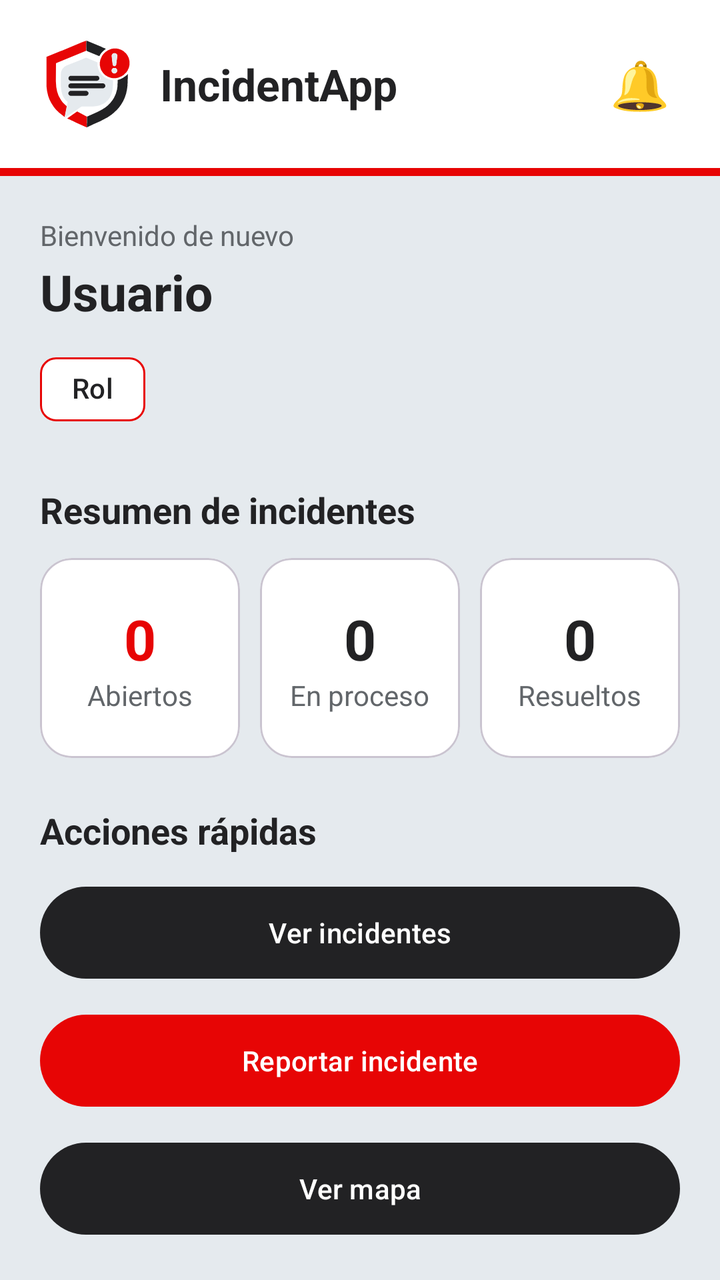
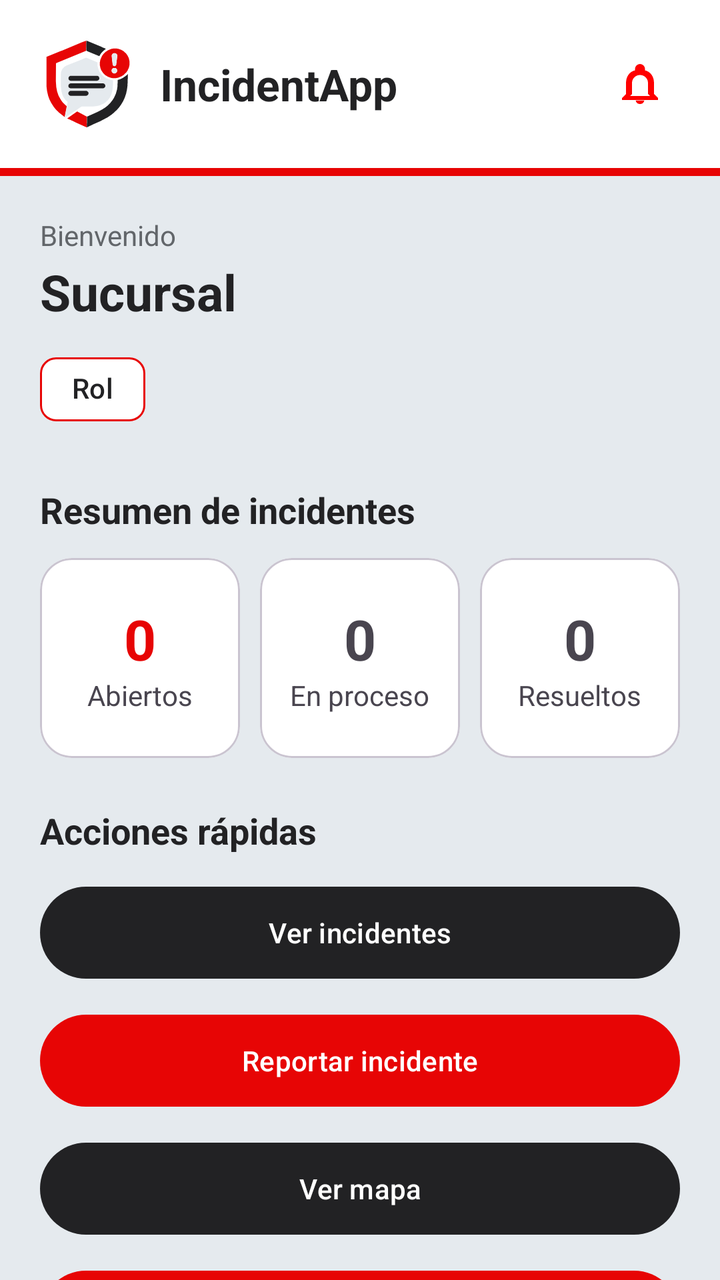

Before-and-after screenshots of an Android layout around one commit, followed by the original layout XML and the change that was made.
<!-- AndroidManifest.xml: application theme Theme.IncidentApp -->
<!-- res/layout/fragment_home.xml -->
<?xml version="1.0" encoding="utf-8"?>
<androidx.core.widget.NestedScrollView xmlns:android="http://schemas.android.com/apk/res/android" xmlns:app="http://schemas.android.com/apk/res-auto" xmlns:tools="http://schemas.android.com/tools" android:layout_width="match_parent" android:layout_height="match_parent" android:background="@color/incidentapp_light" android:fillViewport="true" tools:context=".ui.home.HomeFragment">
    <LinearLayout android:layout_width="match_parent" android:layout_height="wrap_content" android:orientation="vertical">
        <LinearLayout android:layout_width="match_parent" android:layout_height="84dp" android:background="@color/white" android:gravity="center_vertical" android:orientation="horizontal" android:paddingStart="20dp" android:paddingEnd="12dp">
            <ImageView android:layout_width="48dp" android:layout_height="48dp" android:src="@drawable/logo_incidentapp_v2" android:contentDescription="@string/logo_incidentapp" />
            <TextView android:layout_width="0dp" android:layout_height="wrap_content" android:layout_weight="1" android:layout_marginStart="12dp" android:text="IncidentApp" android:textColor="@color/incidentapp_dark" android:textSize="22sp" android:textStyle="bold" />
            <FrameLayout android:id="@+id/contenedorNotificaciones" android:layout_width="56dp" android:layout_height="56dp">
                <com.google.android.material.button.MaterialButton android:id="@+id/btnNotificaciones" style="@style/Widget.Material3.Button.TextButton" android:layout_width="56dp" android:layout_height="56dp" android:text="🔔" android:textSize="24sp" android:textAllCaps="false" />
                <TextView android:id="@+id/tvBadgeNotificaciones" android:layout_width="22dp" android:layout_height="22dp" android:layout_gravity="top|end" android:background="@drawable/bg_badge_red" android:gravity="center" android:text="0" android:textColor="@color/white" android:textSize="11sp" android:textStyle="bold" android:visibility="gone" />
            </FrameLayout>
        </LinearLayout>
        <View android:layout_width="match_parent" android:layout_height="4dp" android:background="@color/incidentapp_red" />
        <LinearLayout android:layout_width="match_parent" android:layout_height="wrap_content" android:orientation="vertical" android:padding="20dp">
            <TextView android:layout_width="wrap_content" android:layout_height="wrap_content" android:text="@string/bienvenido_de_nuevo" android:textColor="@color/text_secondary" />
            <TextView android:id="@+id/tvUsuario" android:layout_width="match_parent" android:layout_height="wrap_content" android:layout_marginTop="2dp" android:text="Usuario" android:textColor="@color/incidentapp_dark" android:textSize="25sp" android:textStyle="bold" />
            <com.google.android.material.chip.Chip android:id="@+id/tvRol" android:layout_width="wrap_content" android:layout_height="wrap_content" android:layout_marginTop="8dp" android:text="Rol" app:chipBackgroundColor="@color/white" app:chipStrokeColor="@color/incidentapp_red" app:chipStrokeWidth="1dp" />
            <com.google.android.material.progressindicator.LinearProgressIndicator android:id="@+id/progressHome" android:layout_width="match_parent" android:layout_height="wrap_content" android:layout_marginTop="16dp" android:visibility="gone" app:indicatorColor="@color/incidentapp_red" />
            <TextView android:id="@+id/tvTituloResumen" android:layout_width="wrap_content" android:layout_height="wrap_content" android:layout_marginTop="24dp" android:text="@string/resumen_incidentes" android:textColor="@color/incidentapp_dark" android:textSize="18sp" android:textStyle="bold" />
            <LinearLayout android:id="@+id/contenedorResumenIncidentes" android:layout_width="match_parent" android:layout_height="wrap_content" android:layout_marginTop="12dp" android:orientation="horizontal">
                <com.google.android.material.card.MaterialCardView android:layout_width="0dp" android:layout_height="100dp" android:layout_weight="1" android:layout_marginEnd="5dp" app:cardBackgroundColor="@color/white" app:cardCornerRadius="16dp"><LinearLayout android:layout_width="match_parent" android:layout_height="match_parent" android:gravity="center" android:orientation="vertical"><TextView android:id="@+id/tvCantidadAbiertos" android:layout_width="wrap_content" android:layout_height="wrap_content" android:text="0" android:textColor="@color/incidentapp_red" android:textSize="28sp" android:textStyle="bold"/><TextView android:layout_width="wrap_content" android:layout_height="wrap_content" android:text="Abiertos" android:textColor="@color/text_secondary"/></LinearLayout></com.google.android.material.card.MaterialCardView>
                <com.google.android.material.card.MaterialCardView android:layout_width="0dp" android:layout_height="100dp" android:layout_weight="1" android:layout_marginStart="5dp" android:layout_marginEnd="5dp" app:cardBackgroundColor="@color/white" app:cardCornerRadius="16dp"><LinearLayout android:layout_width="match_parent" android:layout_height="match_parent" android:gravity="center" android:orientation="vertical"><TextView android:id="@+id/tvCantidadProceso" android:layout_width="wrap_content" android:layout_height="wrap_content" android:text="0" android:textColor="@color/incidentapp_dark" android:textSize="28sp" android:textStyle="bold"/><TextView android:layout_width="wrap_content" android:layout_height="wrap_content" android:text="En proceso" android:textColor="@color/text_secondary"/></LinearLayout></com.google.android.material.card.MaterialCardView>
                <com.google.android.material.card.MaterialCardView android:layout_width="0dp" android:layout_height="100dp" android:layout_weight="1" android:layout_marginStart="5dp" app:cardBackgroundColor="@color/white" app:cardCornerRadius="16dp"><LinearLayout android:layout_width="match_parent" android:layout_height="match_parent" android:gravity="center" android:orientation="vertical"><TextView android:id="@+id/tvCantidadResueltos" android:layout_width="wrap_content" android:layout_height="wrap_content" android:text="0" android:textColor="@color/incidentapp_dark" android:textSize="28sp" android:textStyle="bold"/><TextView android:layout_width="wrap_content" android:layout_height="wrap_content" android:text="Resueltos" android:textColor="@color/text_secondary"/></LinearLayout></com.google.android.material.card.MaterialCardView>
            </LinearLayout>
            <TextView android:layout_width="wrap_content" android:layout_height="wrap_content" android:layout_marginTop="24dp" android:text="Acciones rápidas" android:textColor="@color/incidentapp_dark" android:textSize="18sp" android:textStyle="bold" />
            <com.google.android.material.button.MaterialButton android:id="@+id/btnVerIncidentes" android:layout_width="match_parent" android:layout_height="54dp" android:layout_marginTop="12dp" android:text="Ver incidentes" android:textAllCaps="false" app:backgroundTint="@color/incidentapp_dark" />
            <com.google.android.material.button.MaterialButton android:id="@+id/btnNuevoIncidente" android:layout_width="match_parent" android:layout_height="54dp" android:layout_marginTop="10dp" android:text="Reportar incidente" android:textAllCaps="false" app:backgroundTint="@color/incidentapp_red" />
            <com.google.android.material.button.MaterialButton android:id="@+id/btnVerMapa" android:layout_width="match_parent" android:layout_height="54dp" android:layout_marginTop="10dp" android:text="Ver mapa" android:textAllCaps="false" app:backgroundTint="@color/incidentapp_dark" />
            <com.google.android.material.button.MaterialButton android:id="@+id/btnGestionEmpresas" android:layout_width="match_parent" android:layout_height="54dp" android:layout_marginTop="10dp" android:text="Gestionar empresas" android:textAllCaps="false" android:visibility="gone" app:backgroundTint="@color/incidentapp_dark" />
            <com.google.android.material.button.MaterialButton android:id="@+id/btnRegistrarSucursal" android:layout_width="match_parent" android:layout_height="54dp" android:layout_marginTop="10dp" android:text="Gestionar sucursales" android:textAllCaps="false" android:visibility="gone" app:backgroundTint="@color/incidentapp_dark" />
            <com.google.android.material.button.MaterialButton android:id="@+id/btnRegistrarUsuario" android:layout_width="match_parent" android:layout_height="54dp" android:layout_marginTop="10dp" android:text="Gestionar usuarios" android:textAllCaps="false" android:visibility="gone" app:backgroundTint="@color/incidentapp_dark" />
            <com.google.android.material.button.MaterialButton android:id="@+id/btnGestionActivos" android:layout_width="match_parent" android:layout_height="54dp" android:layout_marginTop="10dp" android:text="Gestionar Activos TI" android:textAllCaps="false" android:visibility="gone" app:backgroundTint="@color/incidentapp_dark" />
            <com.google.android.material.button.MaterialButton android:id="@+id/btnSolicitudesAnulacion" android:layout_width="match_parent" android:layout_height="54dp" android:layout_marginTop="10dp" android:text="Incidentes por anular" android:textAllCaps="false" android:visibility="gone" app:backgroundTint="@color/incidentapp_red" />
            <com.google.android.material.button.MaterialButton android:id="@+id/btnCerrarSesion" style="@style/Widget.Material3.Button.OutlinedButton" android:layout_width="match_parent" android:layout_height="54dp" android:layout_marginTop="18dp" android:text="Cerrar sesión" android:textAllCaps="false" android:textColor="@color/incidentapp_red" app:strokeColor="@color/incidentapp_red" />
        </LinearLayout>
    </LinearLayout>
</androidx.core.widget.NestedScrollView>
<!-- resources referenced by this layout -->
<resources>
  <color name="incidentapp_dark">#222224</color>
  <color name="incidentapp_light">#E5EAEE</color>
  <color name="incidentapp_red">#E70505</color>
  <color name="text_secondary">#62666A</color>
  <color name="white">#FFFFFF</color>
  <!-- drawable bg_badge_red (drawable) -->
  <?xml version="1.0" encoding="utf-8"?>
  <shape xmlns:android="http://schemas.android.com/apk/res/android" android:shape="oval">
      <solid android:color="@color/incidentapp_red" />
  </shape>
  <!-- drawable logo_incidentapp_v2: vector/xml drawable (drawable, 7765 chars, omitted) -->
  <string name="bienvenido_de_nuevo">Bienvenido de nuevo</string>
  <string name="logo_incidentapp">Logo de IncidentApp</string>
  <string name="resumen_incidentes">Resumen de incidentes</string>
  <style name="Theme.IncidentApp" parent="Base.Theme.IncidentApp" />
  <style name="Base.Theme.IncidentApp" parent="Theme.Material3.Light.NoActionBar">
          <item name="colorPrimary">@color/incidentapp_red</item>
          <item name="colorOnPrimary">@color/white</item>
          <item name="colorSecondary">@color/incidentapp_dark</item>
          <item name="colorSurface">@color/white</item>
          <item name="colorOnSurface">@color/incidentapp_dark</item>
          <item name="android:windowLightStatusBar">true</item>
          <item name="android:statusBarColor">@color/incidentapp_light</item>
          <item name="android:navigationBarColor">@color/incidentapp_light</item>
      </style>
</resources>

<!-- the commit's change to res/layout/fragment_home.xml (unified diff, before → after) -->
@@ -1,36 +1,8 @@
 <?xml version="1.0" encoding="utf-8"?>
-<androidx.core.widget.NestedScrollView xmlns:android="http://schemas.android.com/apk/res/android" xmlns:app="http://schemas.android.com/apk/res-auto" xmlns:tools="http://schemas.android.com/tools" android:layout_width="match_parent" android:layout_height="match_parent" android:background="@color/incidentapp_light" android:fillViewport="true" tools:context=".ui.home.HomeFragment">
-    <LinearLayout android:layout_width="match_parent" android:layout_height="wrap_content" android:orientation="vertical">
-        <LinearLayout android:layout_width="match_parent" android:layout_height="84dp" android:background="@color/white" android:gravity="center_vertical" android:orientation="horizontal" android:paddingStart="20dp" android:paddingEnd="12dp">
-            <ImageView android:layout_width="48dp" android:layout_height="48dp" android:src="@drawable/logo_incidentapp_v2" android:contentDescription="@string/logo_incidentapp" />
-            <TextView android:layout_width="0dp" android:layout_height="wrap_content" android:layout_weight="1" android:layout_marginStart="12dp" android:text="IncidentApp" android:textColor="@color/incidentapp_dark" android:textSize="22sp" android:textStyle="bold" />
-            <FrameLayout android:id="@+id/contenedorNotificaciones" android:layout_width="56dp" android:layout_height="56dp">
-                <com.google.android.material.button.MaterialButton android:id="@+id/btnNotificaciones" style="@style/Widget.Material3.Button.TextButton" android:layout_width="56dp" android:layout_height="56dp" android:text="🔔" android:textSize="24sp" android:textAllCaps="false" />
-                <TextView android:id="@+id/tvBadgeNotificaciones" android:layout_width="22dp" android:layout_height="22dp" android:layout_gravity="top|end" android:background="@drawable/bg_badge_red" android:gravity="center" android:text="0" android:textColor="@color/white" android:textSize="11sp" android:textStyle="bold" android:visibility="gone" />
-            </FrameLayout>
-        </LinearLayout>
-        <View android:layout_width="match_parent" android:layout_height="4dp" android:background="@color/incidentapp_red" />
-        <LinearLayout android:layout_width="match_parent" android:layout_height="wrap_content" android:orientation="vertical" android:padding="20dp">
-            <TextView android:layout_width="wrap_content" android:layout_height="wrap_content" android:text="@string/bienvenido_de_nuevo" android:textColor="@color/text_secondary" />
-            <TextView android:id="@+id/tvUsuario" android:layout_width="match_parent" android:layout_height="wrap_content" android:layout_marginTop="2dp" android:text="Usuario" android:textColor="@color/incidentapp_dark" android:textSize="25sp" android:textStyle="bold" />
-            <com.google.android.material.chip.Chip android:id="@+id/tvRol" android:layout_width="wrap_content" android:layout_height="wrap_content" android:layout_marginTop="8dp" android:text="Rol" app:chipBackgroundColor="@color/white" app:chipStrokeColor="@color/incidentapp_red" app:chipStrokeWidth="1dp" />
-            <com.google.android.material.progressindicator.LinearProgressIndicator android:id="@+id/progressHome" android:layout_width="match_parent" android:layout_height="wrap_content" android:layout_marginTop="16dp" android:visibility="gone" app:indicatorColor="@color/incidentapp_red" />
-            <TextView android:id="@+id/tvTituloResumen" android:layout_width="wrap_content" android:layout_height="wrap_content" android:layout_marginTop="24dp" android:text="@string/resumen_incidentes" android:textColor="@color/incidentapp_dark" android:textSize="18sp" android:textStyle="bold" />
-            <LinearLayout android:id="@+id/contenedorResumenIncidentes" android:layout_width="match_parent" android:layout_height="wrap_content" android:layout_marginTop="12dp" android:orientation="horizontal">
-                <com.google.android.material.card.MaterialCardView android:layout_width="0dp" android:layout_height="100dp" android:layout_weight="1" android:layout_marginEnd="5dp" app:cardBackgroundColor="@color/white" app:cardCornerRadius="16dp"><LinearLayout android:layout_width="match_parent" android:layout_height="match_parent" android:gravity="center" android:orientation="vertical"><TextView android:id="@+id/tvCantidadAbiertos" android:layout_width="wrap_content" android:layout_height="wrap_content" android:text="0" android:textColor="@color/incidentapp_red" android:textSize="28sp" android:textStyle="bold"/><TextView android:layout_width="wrap_content" android:layout_height="wrap_content" android:text="Abiertos" android:textColor="@color/text_secondary"/></LinearLayout></com.google.android.material.card.MaterialCardView>
-                <com.google.android.material.card.MaterialCardView android:layout_width="0dp" android:layout_height="100dp" android:layout_weight="1" android:layout_marginStart="5dp" android:layout_marginEnd="5dp" app:cardBackgroundColor="@color/white" app:cardCornerRadius="16dp"><LinearLayout android:layout_width="match_parent" android:layout_height="match_parent" android:gravity="center" android:orientation="vertical"><TextView android:id="@+id/tvCantidadProceso" android:layout_width="wrap_content" android:layout_height="wrap_content" android:text="0" android:textColor="@color/incidentapp_dark" android:textSize="28sp" android:textStyle="bold"/><TextView android:layout_width="wrap_content" android:layout_height="wrap_content" android:text="En proceso" android:textColor="@color/text_secondary"/></LinearLayout></com.google.android.material.card.MaterialCardView>
-                <com.google.android.material.card.MaterialCardView android:layout_width="0dp" android:layout_height="100dp" android:layout_weight="1" android:layout_marginStart="5dp" app:cardBackgroundColor="@color/white" app:cardCornerRadius="16dp"><LinearLayout android:layout_width="match_parent" android:layout_height="match_parent" android:gravity="center" android:orientation="vertical"><TextView android:id="@+id/tvCantidadResueltos" android:layout_width="wrap_content" android:layout_height="wrap_content" android:text="0" android:textColor="@color/incidentapp_dark" android:textSize="28sp" android:textStyle="bold"/><TextView android:layout_width="wrap_content" android:layout_height="wrap_content" android:text="Resueltos" android:textColor="@color/text_secondary"/></LinearLayout></com.google.android.material.card.MaterialCardView>
-            </LinearLayout>
-            <TextView android:layout_width="wrap_content" android:layout_height="wrap_content" android:layout_marginTop="24dp" android:text="Acciones rápidas" android:textColor="@color/incidentapp_dark" android:textSize="18sp" android:textStyle="bold" />
-            <com.google.android.material.button.MaterialButton android:id="@+id/btnVerIncidentes" android:layout_width="match_parent" android:layout_height="54dp" android:layout_marginTop="12dp" android:text="Ver incidentes" android:textAllCaps="false" app:backgroundTint="@color/incidentapp_dark" />
-            <com.google.android.material.button.MaterialButton android:id="@+id/btnNuevoIncidente" android:layout_width="match_parent" android:layout_height="54dp" android:layout_marginTop="10dp" android:text="Reportar incidente" android:textAllCaps="false" app:backgroundTint="@color/incidentapp_red" />
-            <com.google.android.material.button.MaterialButton android:id="@+id/btnVerMapa" android:layout_width="match_parent" android:layout_height="54dp" android:layout_marginTop="10dp" android:text="Ver mapa" android:textAllCaps="false" app:backgroundTint="@color/incidentapp_dark" />
-            <com.google.android.material.button.MaterialButton android:id="@+id/btnGestionEmpresas" android:layout_width="match_parent" android:layout_height="54dp" android:layout_marginTop="10dp" android:text="Gestionar empresas" android:textAllCaps="false" android:visibility="gone" app:backgroundTint="@color/incidentapp_dark" />
-            <com.google.android.material.button.MaterialButton android:id="@+id/btnRegistrarSucursal" android:layout_width="match_parent" android:layout_height="54dp" android:layout_marginTop="10dp" android:text="Gestionar sucursales" android:textAllCaps="false" android:visibility="gone" app:backgroundTint="@color/incidentapp_dark" />
-            <com.google.android.material.button.MaterialButton android:id="@+id/btnRegistrarUsuario" android:layout_width="match_parent" android:layout_height="54dp" android:layout_marginTop="10dp" android:text="Gestionar usuarios" android:textAllCaps="false" android:visibility="gone" app:backgroundTint="@color/incidentapp_dark" />
-            <com.google.android.material.button.MaterialButton android:id="@+id/btnGestionActivos" android:layout_width="match_parent" android:layout_height="54dp" android:layout_marginTop="10dp" android:text="Gestionar Activos TI" android:textAllCaps="false" android:visibility="gone" app:backgroundTint="@color/incidentapp_dark" />
-            <com.google.android.material.button.MaterialButton android:id="@+id/btnSolicitudesAnulacion" android:layout_width="match_parent" android:layout_height="54dp" android:layout_marginTop="10dp" android:text="Incidentes por anular" android:textAllCaps="false" android:visibility="gone" app:backgroundTint="@color/incidentapp_red" />
-            <com.google.android.material.button.MaterialButton android:id="@+id/btnCerrarSesion" style="@style/Widget.Material3.Button.OutlinedButton" android:layout_width="match_parent" android:layout_height="54dp" android:layout_marginTop="18dp" android:text="Cerrar sesión" android:textAllCaps="false" android:textColor="@color/incidentapp_red" app:strokeColor="@color/incidentapp_red" />
-        </LinearLayout>
-    </LinearLayout>
-</androidx.core.widget.NestedScrollView>
+<androidx.core.widget.NestedScrollView xmlns:android="http://schemas.android.com/apk/res/android" xmlns:app="http://schemas.android.com/apk/res-auto" android:layout_width="match_parent" android:layout_height="match_parent" android:background="@color/incidentapp_light" android:fillViewport="true"><LinearLayout android:layout_width="match_parent" android:layout_height="wrap_content" android:orientation="vertical">
+<LinearLayout android:layout_width="match_parent" android:layout_height="84dp" android:background="@color/white" android:gravity="center_vertical" android:paddingStart="20dp" android:paddingEnd="12dp"><ImageView android:layout_width="48dp" android:layout_height="48dp" android:src="@drawable/logo_incidentapp_v2" android:contentDescription="@string/logo_incidentapp"/><TextView android:layout_width="0dp" android:layout_height="wrap_content" android:layout_weight="1" android:layout_marginStart="12dp" android:text="IncidentApp" android:textColor="@color/incidentapp_dark" android:textSize="22sp" android:textStyle="bold"/><FrameLayout android:id="@+id/contenedorNotificaciones" android:layout_width="56dp" android:layout_height="56dp"><ImageButton android:id="@+id/btnNotificaciones" android:layout_width="56dp" android:layout_height="56dp" android:background="?attr/selectableItemBackgroundBorderless" android:padding="15dp" android:src="@drawable/ic_notification_2d" android:contentDescription="Notificaciones"/><TextView android:id="@+id/tvBadgeNotificaciones" android:layout_width="22dp" android:layout_height="22dp" android:layout_gravity="top|end" android:background="@drawable/bg_badge_red" android:gravity="center" android:text="0" android:textColor="@color/white" android:textSize="11sp" android:textStyle="bold" android:visibility="gone"/></FrameLayout></LinearLayout>
+<View android:layout_width="match_parent" android:layout_height="4dp" android:background="@color/incidentapp_red"/>
+<LinearLayout android:layout_width="match_parent" android:layout_height="wrap_content" android:orientation="vertical" android:padding="20dp"><TextView android:id="@+id/tvBienvenida" android:layout_width="match_parent" android:layout_height="wrap_content" android:text="Bienvenido" android:textColor="@color/text_secondary"/><TextView android:id="@+id/tvUsuario" android:layout_width="match_parent" android:layout_height="wrap_content" android:layout_marginTop="2dp" android:text="Sucursal" android:textColor="@color/incidentapp_dark" android:textSize="25sp" android:textStyle="bold"/><com.google.android.material.chip.Chip android:id="@+id/tvRol" android:layout_width="wrap_content" android:layout_height="wrap_content" android:layout_marginTop="8dp" android:text="Rol" app:chipBackgroundColor="@color/white" app:chipStrokeColor="@color/incidentapp_red" app:chipStrokeWidth="1dp"/><com.google.android.material.progressindicator.LinearProgressIndicator android:id="@+id/progressHome" android:layout_width="match_parent" android:layout_height="wrap_content" android:layout_marginTop="16dp" android:visibility="gone" app:indicatorColor="@color/incidentapp_red"/>
+<TextView android:id="@+id/tvTituloResumen" android:layout_width="wrap_content" android:layout_height="wrap_content" android:layout_marginTop="24dp" android:text="Resumen de incidentes" android:textColor="@color/incidentapp_dark" android:textSize="18sp" android:textStyle="bold"/><LinearLayout android:id="@+id/contenedorResumenIncidentes" android:layout_width="match_parent" android:layout_height="wrap_content" android:layout_marginTop="12dp" android:orientation="horizontal"><com.google.android.material.card.MaterialCardView android:layout_width="0dp" android:layout_height="100dp" android:layout_weight="1" android:layout_marginEnd="5dp" app:cardBackgroundColor="@color/white" app:cardCornerRadius="16dp"><LinearLayout android:layout_width="match_parent" android:layout_height="match_parent" android:gravity="center" android:orientation="vertical"><TextView android:id="@+id/tvCantidadAbiertos" android:layout_width="wrap_content" android:layout_height="wrap_content" android:text="0" android:textColor="@color/incidentapp_red" android:textSize="28sp" android:textStyle="bold"/><TextView android:layout_width="wrap_content" android:layout_height="wrap_content" android:text="Abiertos"/></LinearLayout></com.google.android.material.card.MaterialCardView><com.google.android.material.card.MaterialCardView android:layout_width="0dp" android:layout_height="100dp" android:layout_weight="1" android:layout_marginHorizontal="5dp" app:cardBackgroundColor="@color/white" app:cardCornerRadius="16dp"><LinearLayout android:layout_width="match_parent" android:layout_height="match_parent" android:gravity="center" android:orientation="vertical"><TextView android:id="@+id/tvCantidadProceso" android:layout_width="wrap_content" android:layout_height="wrap_content" android:text="0" android:textSize="28sp" android:textStyle="bold"/><TextView android:layout_width="wrap_content" android:layout_height="wrap_content" android:text="En proceso"/></LinearLayout></com.google.android.material.card.MaterialCardView><com.google.android.material.card.MaterialCardView android:layout_width="0dp" android:layout_height="100dp" android:layout_weight="1" android:layout_marginStart="5dp" app:cardBackgroundColor="@color/white" app:cardCornerRadius="16dp"><LinearLayout android:layout_width="match_parent" android:layout_height="match_parent" android:gravity="center" android:orientation="vertical"><TextView android:id="@+id/tvCantidadResueltos" android:layout_width="wrap_content" android:layout_height="wrap_content" android:text="0" android:textSize="28sp" android:textStyle="bold"/><TextView android:layout_width="wrap_content" android:layout_height="wrap_content" android:text="Resueltos"/></LinearLayout></com.google.android.material.card.MaterialCardView></LinearLayout>
+<TextView android:layout_width="wrap_content" android:layout_height="wrap_content" android:layout_marginTop="24dp" android:text="Acciones rápidas" android:textColor="@color/incidentapp_dark" android:textSize="18sp" android:textStyle="bold"/>
+<com.google.android.material.button.MaterialButton android:id="@+id/btnVerIncidentes" android:layout_width="match_parent" android:layout_height="54dp" android:layout_marginTop="12dp" android:text="Ver incidentes" android:textAllCaps="false" app:backgroundTint="@color/incidentapp_dark"/><com.google.android.material.button.MaterialButton android:id="@+id/btnNuevoIncidente" android:layout_width="match_parent" android:layout_height="54dp" android:layout_marginTop="10dp" android:text="Reportar incidente" android:textAllCaps="false" app:backgroundTint="@color/incidentapp_red"/><com.google.android.material.button.MaterialButton android:id="@+id/btnVerMapa" android:layout_width="match_parent" android:layout_height="54dp" android:layout_marginTop="10dp" android:text="Ver mapa" android:textAllCaps="false" app:backgroundTint="@color/incidentapp_dark"/><com.google.android.material.button.MaterialButton android:id="@+id/btnCompartirUbicacion" android:layout_width="match_parent" android:layout_height="54dp" android:layout_marginTop="10dp" android:text="Compartir mi ubicación" android:textAllCaps="false" android:visibility="gone" app:backgroundTint="@color/incidentapp_red"/><com.google.android.material.button.MaterialButton android:id="@+id/btnReportes" android:layout_width="match_parent" android:layout_height="54dp" android:layout_marginTop="10dp" android:text="Reportes y métricas" android:textAllCaps="false" android:visibility="gone" app:backgroundTint="@color/incidentapp_dark"/><com.google.android.material.button.MaterialButton android:id="@+id/btnGestionEmpresas" android:layout_width="match_parent" android:layout_height="54dp" android:layout_marginTop="10dp" android:text="Gestionar empresas" android:textAllCaps="false"/><com.google.android.material.button.MaterialButton android:id="@+id/btnRegistrarSucursal" android:layout_width="match_parent" android:layout_height="54dp" android:layout_marginTop="10dp" android:text="Gestionar sucursales" android:textAllCaps="false"/><com.google.android.material.button.MaterialButton android:id="@+id/btnRegistrarUsuario" android:layout_width="match_parent" android:layout_height="54dp" android:layout_marginTop="10dp" android:text="Gestionar usuarios" android:textAllCaps="false"/><com.google.android.material.button.MaterialButton android:id="@+id/btnGestionActivos" android:layout_width="match_parent" android:layout_height="54dp" android:layout_marginTop="10dp" android:text="Gestionar Activos TI" android:textAllCaps="false"/><com.google.android.material.button.MaterialButton android:id="@+id/btnSolicitudesAnulacion" android:layout_width="match_parent" android:layout_height="54dp" android:layout_marginTop="10dp" android:text="Incidentes por anular" android:textAllCaps="false"/><com.google.android.material.button.MaterialButton android:id="@+id/btnCerrarSesion" style="@style/Widget.Material3.Button.OutlinedButton" android:layout_width="match_parent" android:layout_height="54dp" android:layout_marginTop="26dp" android:text="Cerrar sesión" android:textColor="@color/incidentapp_red" android:textAllCaps="false" app:strokeColor="@color/incidentapp_red"/></LinearLayout></LinearLayout></androidx.core.widget.NestedScrollView>
<!-- resource entries referenced after the edit -->
@@ -10,10 +10,10 @@
   <shape xmlns:android="http://schemas.android.com/apk/res/android" android:shape="oval">
       <solid android:color="@color/incidentapp_red" />
   </shape>
+  <!-- drawable ic_notification_2d (drawable) -->
+  <vector xmlns:android="http://schemas.android.com/apk/res/android" android:width="24dp" android:height="24dp" android:viewportWidth="24" android:viewportHeight="24"><path android:fillColor="#FF0000" android:pathData="M12,22a2.2,2.2 0,0 0,2.15 -1.75h-4.3A2.2,2.2 0,0 0,12 22zM19,17v-5.5c0,-3.07 -1.64,-5.64 -4.5,-6.32V4.5a2.5,2.5 0,0 0,-5 0v0.68C6.63,5.86 5,8.42 5,11.5V17l-2,2v1h18v-1zM7,18l1,-1v-5.5a4,4 0,0 1,8 0V17l1,1z"/></vector>
   <!-- drawable logo_incidentapp_v2: vector/xml drawable (drawable, 7765 chars, omitted) -->
-  <string name="bienvenido_de_nuevo">Bienvenido de nuevo</string>
   <string name="logo_incidentapp">Logo de IncidentApp</string>
-  <string name="resumen_incidentes">Resumen de incidentes</string>
   <style name="Theme.IncidentApp" parent="Base.Theme.IncidentApp" />
   <style name="Base.Theme.IncidentApp" parent="Theme.Material3.Light.NoActionBar">
           <item name="colorPrimary">@color/incidentapp_red</item>
